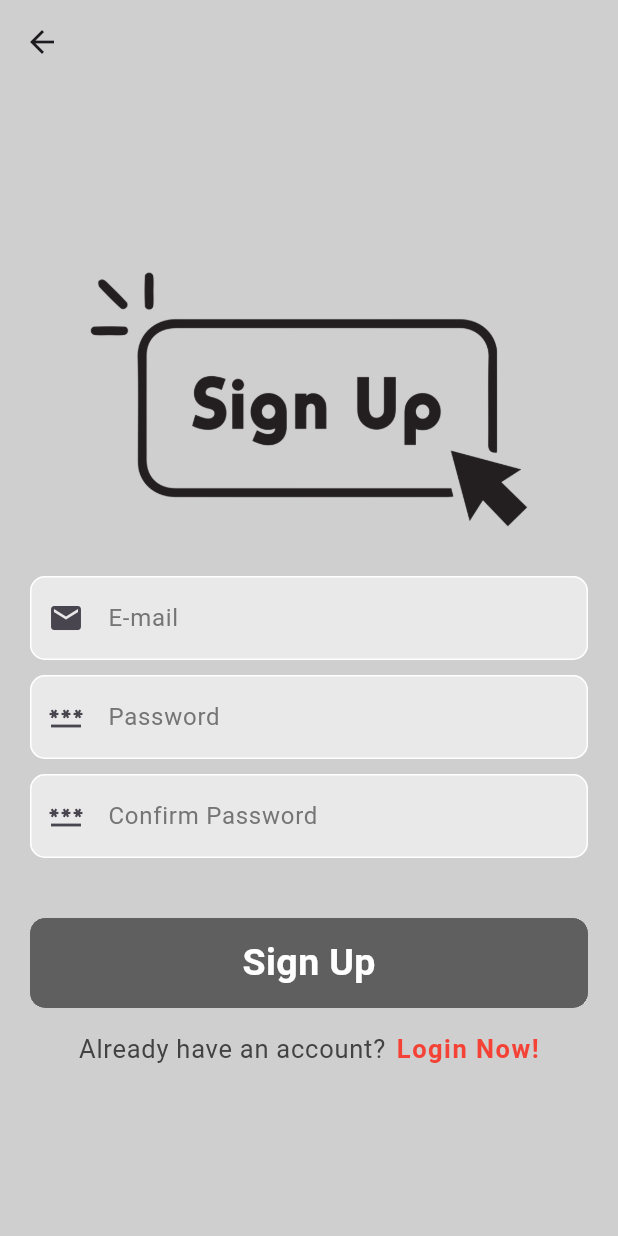
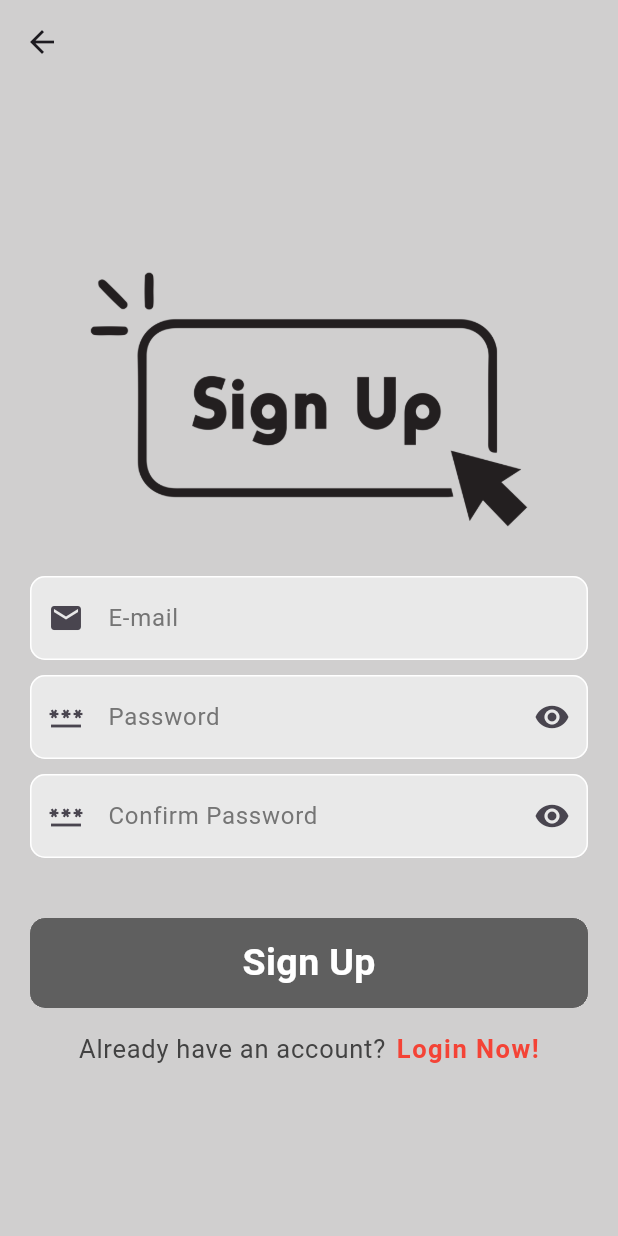
Before and after one commit to upahar-khatiwada/Flutter-Firebase-Authentication, a Flutter app: the screen it shows after launch, after a tap on "Register Now!", on a phone screen of 412 x 824 dp. Run offline on Flutter 3.47's test engine with Material 3 defaults, Android fonts, the phone set to English and light mode, and no system bars; our stand-ins replace firebase_auth, firebase_core, flutter_dotenv, google_sign_in; missing offline and left inert: flutter_facebook_auth, twitter_login; accounts and stored records are empty.

Commit message:
Feature: Added password visibility option

```diff
--- a/lib/Screens/login_screens/login_page.dart
+++ b/lib/Screens/login_screens/login_page.dart
@@ -19,6 +19,7 @@ class _LoginScreenState extends State<LoginScreen> {
   late final TextEditingController emailController; // controller for email
   late final TextEditingController
   passwordController; // controller for password
+  bool isObscureText = true; // for viewing the password
 
   // initializing the controllers
   @override
@@ -150,8 +151,18 @@ class _LoginScreenState extends State<LoginScreen> {
                       hintText: 'Password',
                       hintStyle: TextStyle(color: hintTextColor),
                       prefixIcon: const Icon(Icons.password),
+                      suffixIcon: IconButton(
+                        onPressed: () {
+                          setState(() {
+                            isObscureText = !isObscureText;
+                          });
+                        },
+                        icon: isObscureText
+                            ? const Icon(Icons.visibility)
+                            : const Icon(Icons.visibility_off),
+                      ),
                     ),
-                    obscureText: true,
+                    obscureText: isObscureText,
                     controller: passwordController,
                     enableSuggestions: false,
                     autofocus: false,
--- a/lib/Screens/login_screens/sign_up_page.dart
+++ b/lib/Screens/login_screens/sign_up_page.dart
@@ -15,6 +15,9 @@ class _SignUpScreenState extends State<SignUpScreen> {
   late final TextEditingController signUpEmailController;
   late final TextEditingController signUpPasswordController;
   late final TextEditingController signUpPasswordConfirmController;
+
+  bool isObscureTextPassword = true; // for first password field
+  bool isObscureTextPasswordConfirm = true; // for password confirmation field
 
   @override
   void initState() {
@@ -126,6 +129,7 @@ class _SignUpScreenState extends State<SignUpScreen> {
                   ),
                 ),
                 const SizedBox(height: 15),
+                // for email field
                 Padding(
                   padding: const EdgeInsets.symmetric(horizontal: 20),
                   child: TextField(
@@ -151,6 +155,7 @@ class _SignUpScreenState extends State<SignUpScreen> {
                   ),
                 ),
                 const SizedBox(height: 10),
+                // first password field
                 Padding(
                   padding: const EdgeInsets.symmetric(horizontal: 20),
                   child: TextField(
@@ -171,13 +176,24 @@ class _SignUpScreenState extends State<SignUpScreen> {
                       hintText: 'Password',
                       hintStyle: TextStyle(color: hintTextColor),
                       prefixIcon: const Icon(Icons.password),
+                      suffixIcon: IconButton(
+                        onPressed: () {
+                          setState(() {
+                            isObscureTextPassword = !isObscureTextPassword;
+                          });
+                        },
+                        icon: isObscureTextPassword
+                            ? const Icon(Icons.visibility)
+                            : const Icon(Icons.visibility_off),
+                      ),
                     ),
-                    obscureText: true,
+                    obscureText: isObscureTextPassword,
                     controller: signUpPasswordController,
                     cursorErrorColor: Colors.red,
                   ),
                 ),
                 const SizedBox(height: 10),
+                // for password confirmation field
                 Padding(
                   padding: const EdgeInsets.symmetric(horizontal: 20),
                   child: TextField(
@@ -198,8 +214,19 @@ class _SignUpScreenState extends State<SignUpScreen> {
                       hintText: 'Confirm Password',
                       hintStyle: TextStyle(color: hintTextColor),
                       prefixIcon: const Icon(Icons.password_sharp),
+                      suffixIcon: IconButton(
+                        onPressed: () {
+                          setState(() {
+                            isObscureTextPasswordConfirm =
+                                !isObscureTextPasswordConfirm;
+                          });
+                        },
+                        icon: isObscureTextPasswordConfirm
+                            ? const Icon(Icons.visibility)
+                            : const Icon(Icons.visibility_off),
+                      ),
                     ),
-                    obscureText: true,
+                    obscureText: isObscureTextPasswordConfirm,
                     controller: signUpPasswordConfirmController,
                     cursorErrorColor: Colors.red,
                   ),
```
Also changed, not shown: lib/Screens/login_screens/email_verification_page.dart (+2 -10 lines).
